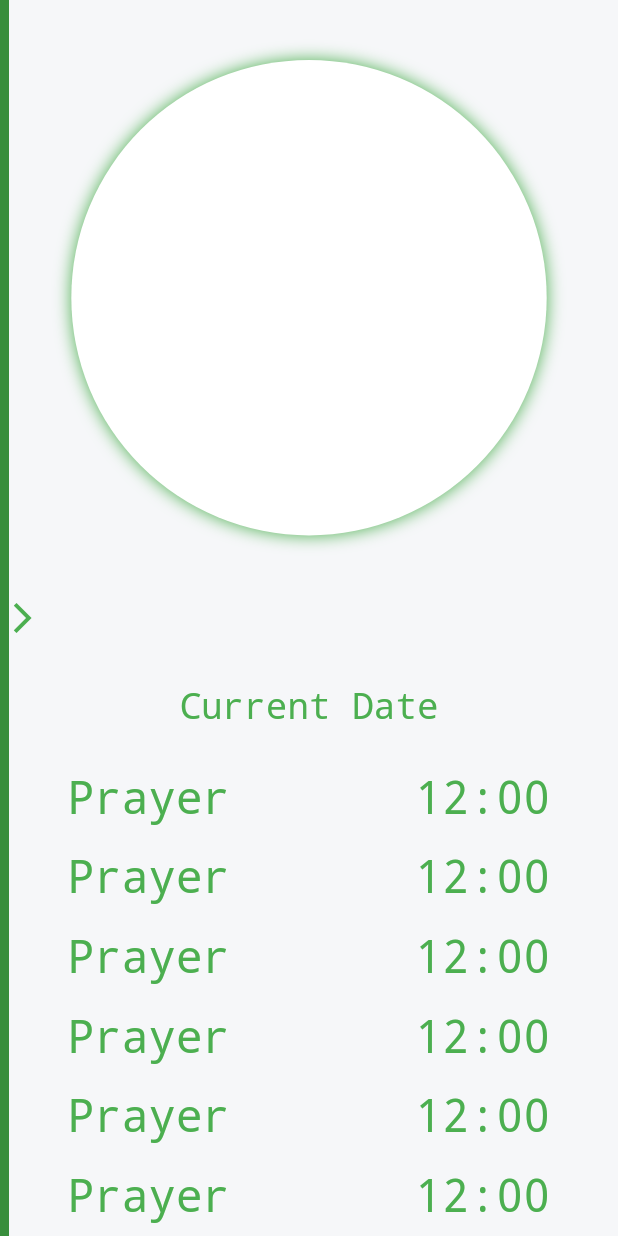
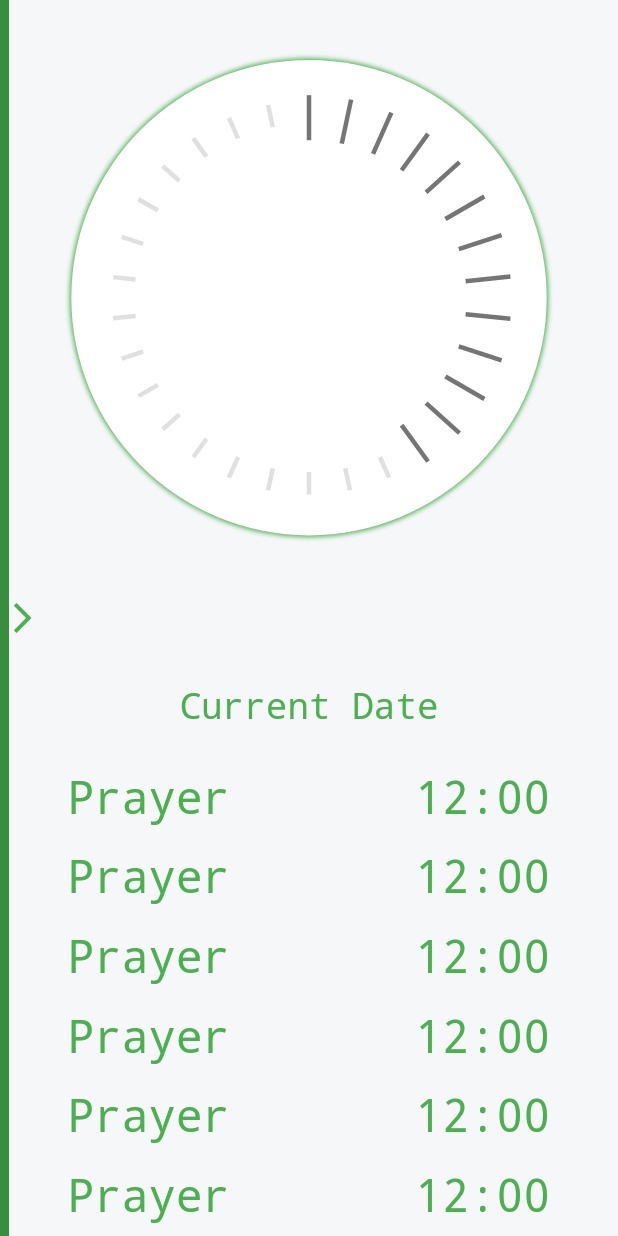
Before and after one commit to burhanhaq/SimpleAzaan, a Flutter app: the screen it shows after launch, on a phone screen of 412 x 824 dp. Run offline on Flutter 3.47's test engine with Material 2 defaults, Android fonts, the phone set to English and light mode, and no system bars; network calls fail.

Commit message:
Add ClockGraduations and placeholder for ClockDialWidget

```diff
--- a/lib/screens/home/home_screen.dart
+++ b/lib/screens/home/home_screen.dart
@@ -81,7 +81,10 @@ class _HomeScreenState extends State<HomeScreen> {
                 const SizedBox(
                   height: 40,
                 ),
-                ClockDial(),
+                ClockDial(
+                  currentPrayerTime: DateTime.parse('2023-03-29 13:27:00'),
+                  nextPrayerTime: DateTime.parse('2023-03-29 18:27:00'),
+                ),
                 const Spacer(),
                 Text(
                   fajr?.getDateString() ?? 'Current Date',
--- a/lib/widgets/clock_dial_widget.dart
+++ b/lib/widgets/clock_dial_widget.dart
@@ -1,13 +1,45 @@
+import 'dart:math';
+
 import 'package:flutter/material.dart';
 
 class ClockDial extends StatefulWidget {
-  const ClockDial({super.key});
+  ClockDial({
+    super.key,
+    required this.currentPrayerTime,
+    required this.nextPrayerTime,
+  });
+  DateTime currentPrayerTime;
+  DateTime nextPrayerTime;
 
   @override
   State<ClockDial> createState() => _ClockDialState();
 }
 
 class _ClockDialState extends State<ClockDial> {
+  createClockGraduations() {
+    Duration prayerTimeElapsed = DateTime.parse('2023-03-29 15:27:00')
+        .difference(widget.currentPrayerTime);
+    Duration totalPrayerTimeDifference =
+        widget.nextPrayerTime.difference(widget.currentPrayerTime);
+
+    const graduationsCount = 30;
+    List<Widget> graduations = List.generate(graduationsCount, (index) {
+      var angle = index / graduationsCount * 2 * pi;
+      var isGraduationPassedAngle = prayerTimeElapsed.inSeconds /
+          totalPrayerTimeDifference.inSeconds *
+          (2 * pi);
+      // var isPassed = false;
+      return Transform.rotate(
+        origin: const Offset(0, 0),
+        angle: angle,
+        child: ClockGraduation(
+            isGraduationPassed: isGraduationPassedAngle < angle),
+      );
+    });
+
+    return graduations;
+  }
+
   @override
   Widget build(BuildContext context) {
     var screenSize = MediaQuery.of(context).size;
@@ -22,9 +54,29 @@ class _ClockDialState extends State<ClockDial> {
           boxShadow: [
             BoxShadow(
               color: Colors.green,
-              blurRadius: 9,
+              blurRadius: 2,
+              spreadRadius: 1,
             )
           ]),
+      child: Stack(
+        alignment: Alignment.center,
+        children: createClockGraduations(),
+      ),
     );
   }
 }
+
+class ClockGraduation extends StatelessWidget {
+  bool isGraduationPassed;
+  ClockGraduation({super.key, this.isGraduationPassed = false});
+
+  @override
+  Widget build(BuildContext context) {
+    return Container(
+      color: isGraduationPassed ? Colors.black12 : Colors.black54,
+      width: 3,
+      height: isGraduationPassed ? 15 : 30,
+      margin: EdgeInsets.only(bottom: isGraduationPassed ? 247.5 : 240),
+    );
+  }
+}
```
